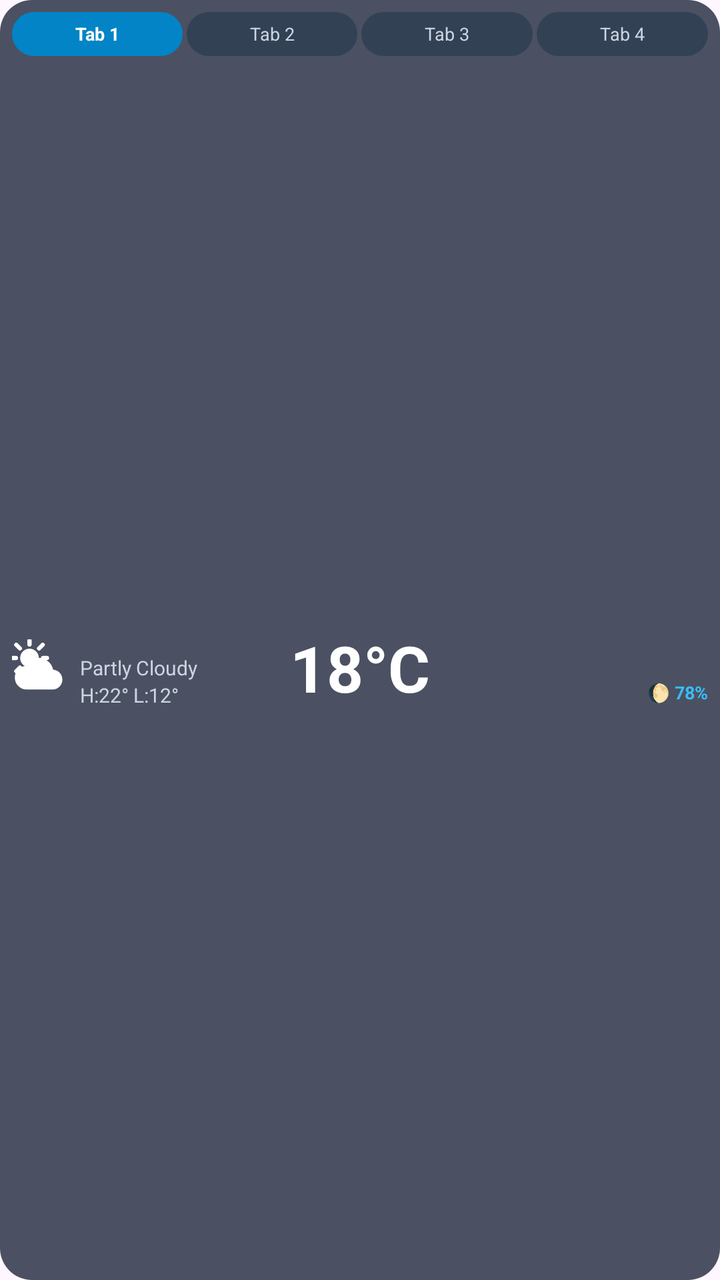
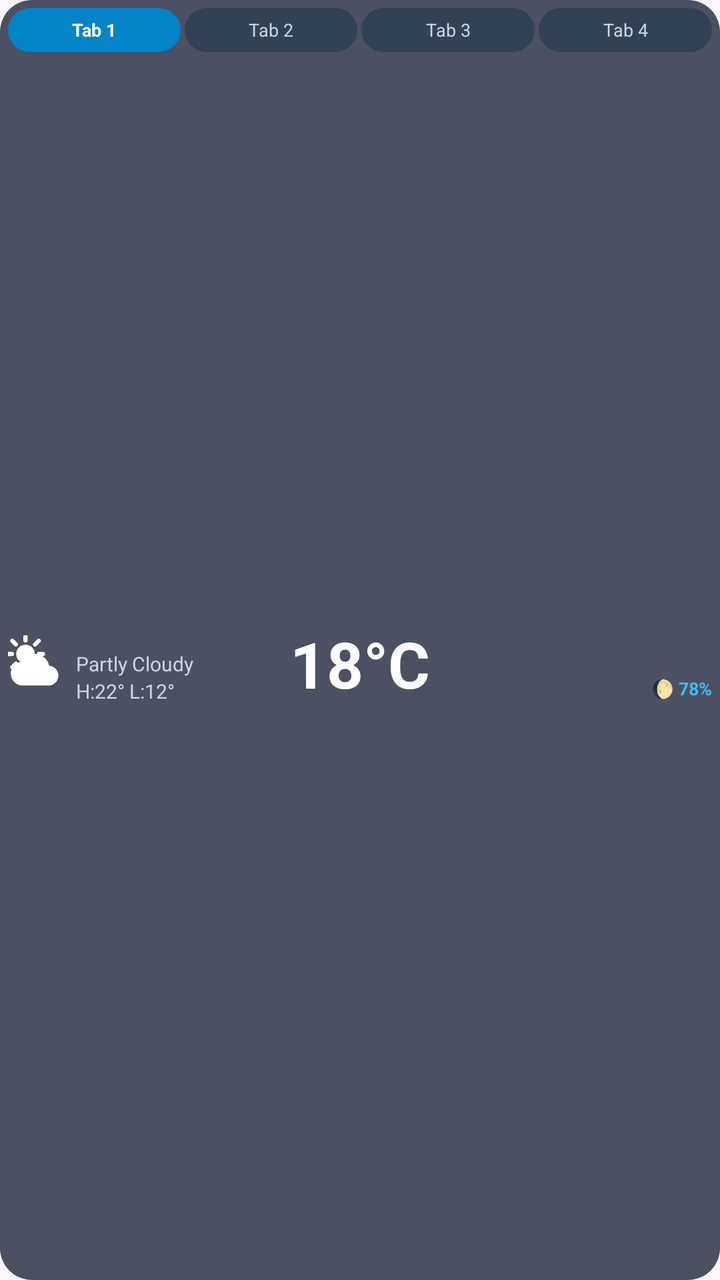

Two renders of the same Android screen: before a commit and after it. Below are the layout's source before the change and the commit's diff.
<!-- AndroidManifest.xml: application theme Theme.WeatherAPP -->
<!-- res/layout/widget_layout_4x1.xml -->
<?xml version="1.0" encoding="utf-8"?>
<LinearLayout xmlns:android="http://schemas.android.com/apk/res/android"
    android:id="@+id/widget_root"
    android:layout_width="match_parent"
    android:layout_height="match_parent"
    android:orientation="vertical"
    android:padding="6dp"
    android:background="@drawable/bg_widget_container">

    
    <LinearLayout
        android:id="@+id/layout_tab_bar"
        android:layout_width="match_parent"
        android:layout_height="wrap_content"
        android:orientation="horizontal"
        android:layout_marginBottom="6dp">

        <TextView
            android:id="@+id/btn_widget_tab_0"
            android:layout_width="0dp"
            android:layout_height="22dp"
            android:layout_weight="1"
            android:layout_marginEnd="2dp"
            android:background="@drawable/bg_widget_pill_selected"
            android:gravity="center"
            android:ellipsize="end"
            android:maxLines="1"
            android:paddingStart="2dp"
            android:paddingEnd="2dp"
            android:text="Tab 1"
            android:textColor="@color/widget_text_primary"
            android:textSize="9sp"
            android:textStyle="bold" />

        <TextView
            android:id="@+id/btn_widget_tab_1"
            android:layout_width="0dp"
            android:layout_height="22dp"
            android:layout_weight="1"
            android:layout_marginEnd="2dp"
            android:background="@drawable/bg_widget_pill_unselected"
            android:gravity="center"
            android:ellipsize="end"
            android:maxLines="1"
            android:paddingStart="2dp"
            android:paddingEnd="2dp"
            android:text="Tab 2"
            android:textColor="@color/widget_text_secondary"
            android:textSize="9sp" />

        <TextView
            android:id="@+id/btn_widget_tab_2"
            android:layout_width="0dp"
            android:layout_height="22dp"
            android:layout_weight="1"
            android:layout_marginEnd="2dp"
            android:background="@drawable/bg_widget_pill_unselected"
            android:gravity="center"
            android:ellipsize="end"
            android:maxLines="1"
            android:paddingStart="2dp"
            android:paddingEnd="2dp"
            android:text="Tab 3"
            android:textColor="@color/widget_text_secondary"
            android:textSize="9sp" />

        <TextView
            android:id="@+id/btn_widget_tab_3"
            android:layout_width="0dp"
            android:layout_height="22dp"
            android:layout_weight="1"
            android:background="@drawable/bg_widget_pill_unselected"
            android:gravity="center"
            android:ellipsize="end"
            android:maxLines="1"
            android:paddingStart="2dp"
            android:paddingEnd="2dp"
            android:text="Tab 4"
            android:textColor="@color/widget_text_secondary"
            android:textSize="9sp" />
    </LinearLayout>

    
    <LinearLayout
        android:id="@+id/widget_main_body"
        android:layout_width="match_parent"
        android:layout_height="0dp"
        android:layout_weight="1"
        android:orientation="horizontal"
        android:gravity="center_vertical">

        
        <LinearLayout
            android:layout_width="0dp"
            android:layout_height="wrap_content"
            android:layout_weight="1"
            android:orientation="horizontal"
            android:gravity="center_vertical">

            
            <ImageView
                android:id="@+id/iv_widget_condition_icon"
                android:layout_width="28dp"
                android:layout_height="28dp"
                android:layout_marginEnd="6dp"
                android:src="@drawable/ic_condition_partly_cloudy" />

            
            <LinearLayout
                android:layout_width="0dp"
                android:layout_height="wrap_content"
                android:layout_weight="1"
                android:orientation="vertical">

                
                <LinearLayout
                    android:layout_width="wrap_content"
                    android:layout_height="wrap_content"
                    android:orientation="horizontal"
                    android:gravity="center_vertical">

                    <TextView
                        android:id="@+id/tv_widget_sunrise"
                        android:layout_width="wrap_content"
                        android:layout_height="wrap_content"
                        android:ellipsize="end"
                        android:maxLines="1"
                        android:textColor="@color/widget_text_secondary"
                        android:textSize="10sp"
                        android:layout_marginEnd="6dp" />

                    <TextView
                        android:id="@+id/tv_widget_sunset"
                        android:layout_width="wrap_content"
                        android:layout_height="wrap_content"
                        android:ellipsize="end"
                        android:maxLines="1"
                        android:textColor="@color/widget_text_secondary"
                        android:textSize="10sp" />
                </LinearLayout>

                <TextView
                    android:id="@+id/tv_widget_condition"
                    android:layout_width="wrap_content"
                    android:layout_height="wrap_content"
                    android:ellipsize="end"
                    android:maxLines="1"
                    android:text="Partly Cloudy"
                    android:textColor="@color/widget_text_secondary"
                    android:textSize="10sp" />

                <TextView
                    android:id="@+id/tv_widget_high_low"
                    android:layout_width="wrap_content"
                    android:layout_height="wrap_content"
                    android:ellipsize="end"
                    android:maxLines="1"
                    android:text="H:22° L:12°"
                    android:textColor="@color/widget_text_secondary"
                    android:textSize="10sp" />
            </LinearLayout>
        </LinearLayout>

        
        <TextView
            android:id="@+id/tv_widget_temp"
            android:layout_width="0dp"
            android:layout_height="match_parent"
            android:layout_weight="1"
            android:gravity="center"
            android:ellipsize="end"
            android:maxLines="1"
            android:text="18°C"
            android:textColor="@color/widget_text_primary"
            android:textSize="32sp"
            android:textStyle="bold"
            android:autoSizeTextType="uniform"
            android:autoSizeMinTextSize="22sp"
            android:autoSizeMaxTextSize="32sp"
            android:autoSizeStepGranularity="1sp"
            android:layout_marginStart="4dp"
            android:layout_marginEnd="4dp" />

        
        <LinearLayout
            android:layout_width="0dp"
            android:layout_height="wrap_content"
            android:layout_weight="1"
            android:orientation="vertical"
            android:gravity="end">

            <TextView
                android:id="@+id/tv_widget_moonrise"
                android:layout_width="wrap_content"
                android:layout_height="wrap_content"
                android:ellipsize="end"
                android:maxLines="1"
                android:textColor="@color/widget_text_secondary"
                android:textSize="9sp" />

            <TextView
                android:id="@+id/tv_widget_moonset"
                android:layout_width="wrap_content"
                android:layout_height="wrap_content"
                android:ellipsize="end"
                android:maxLines="1"
                android:textColor="@color/widget_text_secondary"
                android:textSize="9sp" />

            <LinearLayout
                android:layout_width="wrap_content"
                android:layout_height="wrap_content"
                android:orientation="horizontal"
                android:gravity="end|center_vertical"
                android:layout_gravity="end">

                <TextView
                    android:id="@+id/tv_widget_natural_light_period"
                    android:layout_width="wrap_content"
                    android:layout_height="wrap_content"
                    android:ellipsize="end"
                    android:maxLines="1"
                    android:textColor="@color/widget_accent"
                    android:textSize="9sp"
                    android:textStyle="bold"
                    android:layout_marginEnd="4dp" />

                <TextView
                    android:id="@+id/tv_widget_moon_phase"
                    android:layout_width="wrap_content"
                    android:layout_height="wrap_content"
                    android:ellipsize="end"
                    android:maxLines="1"
                    android:text="🌔 78%"
                    android:textColor="@color/widget_accent"
                    android:textSize="9sp"
                    android:textStyle="bold" />
            </LinearLayout>
        </LinearLayout>

    </LinearLayout>

</LinearLayout>
<!-- resources referenced by this layout -->
<resources>
  <color name="widget_accent">#38BDF8</color>
  <color name="widget_text_primary">#FFFFFF</color>
  <color name="widget_text_secondary">#CBD5E1</color>
  <!-- drawable bg_widget_container (drawable) -->
  <?xml version="1.0" encoding="utf-8"?>
  <shape xmlns:android="http://schemas.android.com/apk/res/android"
      android:shape="rectangle">
      <corners android:radius="16dp" />
      <solid android:color="@color/widget_bg_color" />
  </shape>
  <!-- drawable bg_widget_pill_selected (drawable) -->
  <?xml version="1.0" encoding="utf-8"?>
  <shape xmlns:android="http://schemas.android.com/apk/res/android"
      android:shape="rectangle">
      <corners android:radius="12dp" />
      <solid android:color="@color/widget_pill_selected_color" />
  </shape>
  <!-- drawable bg_widget_pill_unselected (drawable) -->
  <?xml version="1.0" encoding="utf-8"?>
  <shape xmlns:android="http://schemas.android.com/apk/res/android"
      android:shape="rectangle">
      <corners android:radius="12dp" />
      <solid android:color="@color/widget_pill_unselected_color" />
  </shape>
  <!-- drawable ic_condition_partly_cloudy (drawable) -->
  <vector xmlns:android="http://schemas.android.com/apk/res/android"
      android:width="24dp"
      android:height="24dp"
      android:viewportWidth="24"
      android:viewportHeight="24">
    
    <path
        android:fillColor="#FFFFFFFF"
        android:pathData="M7.5,4c-2.21,0 -4,1.79 -4,4s1.79,4 4,4 4,-1.79 4,-4 -1.79,-4 -4,-4z"/>
    
    <path
        android:strokeColor="#FFFFFFFF"
        android:strokeWidth="1.8"
        android:strokeLineCap="round"
        android:pathData="M7.5,2.2V0.5 M11.6,3.9L13.16,2.34 M13.3,8H15.0 M3.4,3.9L1.84,2.34 M1.7,8H0.2 M3.4,12.1L1.84,13.66"/>
    
    <group
        android:translateX="1.2"
        android:translateY="4.5"
        android:scaleX="0.85"
        android:scaleY="0.85">
      <path
          android:fillColor="#FFFFFFFF"
          android:pathData="M19.35,10.04C18.67,6.59 15.64,4 12,4C9.11,4 6.6,5.64 5.35,8.04C2.34,8.36 0,10.91 0,14C0,17.31 2.69,20 6,20L19,20C21.76,20 24,17.76 24,15C24,12.36 21.95,10.22 19.35,10.04Z"/>
    </group>
  </vector>
  <style name="Theme.WeatherAPP" parent="Base.Theme.WeatherAPP" />
  <color name="widget_bg_color">#CC1E293B</color>
  <color name="widget_pill_selected_color">#0284C7</color>
  <color name="widget_pill_unselected_color">#334155</color>
  <style name="Base.Theme.WeatherAPP" parent="Theme.Material3.DayNight.NoActionBar">
          <item name="android:windowLightStatusBar">true</item>
      </style>
</resources>

<!-- the commit's change to res/layout/widget_layout_4x1.xml (unified diff, before → after) -->
@@ -4,7 +4,7 @@
     android:layout_width="match_parent"
     android:layout_height="match_parent"
     android:orientation="vertical"
-    android:padding="6dp"
+    android:padding="4dp"
     android:background="@drawable/bg_widget_container">
 
     
@@ -13,7 +13,7 @@
         android:layout_width="match_parent"
         android:layout_height="wrap_content"
         android:orientation="horizontal"
-        android:layout_marginBottom="6dp">
+        android:layout_marginBottom="2dp">
 
         <TextView
             android:id="@+id/btn_widget_tab_0"
